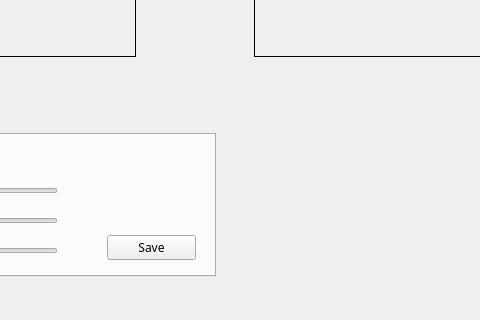
Qt form OpenCV2.ui (markctm/Vision_Inspection) before a commit; both pictures show x 485 to 965 and y 544 to 864 of the 1396 by 864 pixel window.
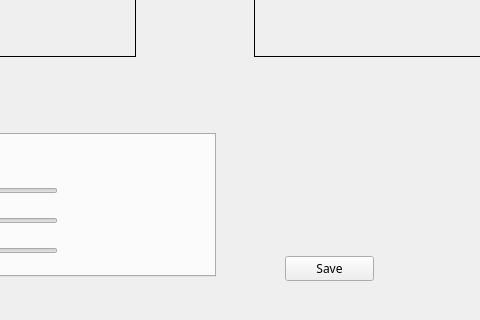
The same form after that commit.

```diff
--- a/OpenCV2.ui
+++ b/OpenCV2.ui
@@ -222,19 +222,6 @@
       <string>Stop</string>
      </property>
     </widget>
-    <widget class="QPushButton" name="save_button">
-     <property name="geometry">
-      <rect>
-       <x>570</x>
-       <y>100</y>
-       <width>89</width>
-       <height>25</height>
-      </rect>
-     </property>
-     <property name="text">
-      <string>Save</string>
-     </property>
-    </widget>
    </widget>
    <widget class="QWidget" name="MES_tab">
     <attribute name="title">
@@ -442,6 +429,19 @@
     <bool>false</bool>
    </property>
   </widget>
+  <widget class="QPushButton" name="save_button">
+   <property name="geometry">
+    <rect>
+     <x>770</x>
+     <y>800</y>
+     <width>89</width>
+     <height>25</height>
+    </rect>
+   </property>
+   <property name="text">
+    <string>Save</string>
+   </property>
+  </widget>
   <zorder>test_button</zorder>
   <zorder>load_button</zorder>
   <zorder>image_label2</zorder>
```
Left out of the diff: 1 changed line with no effect on the pictures.
